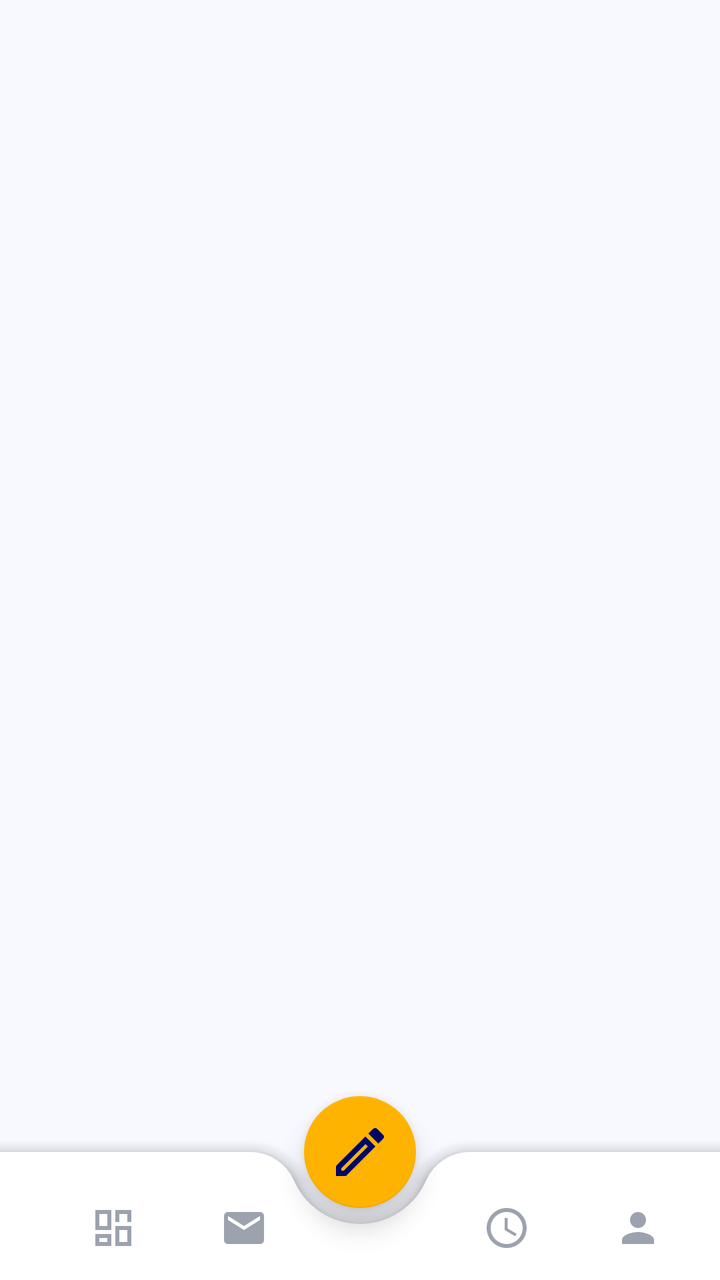
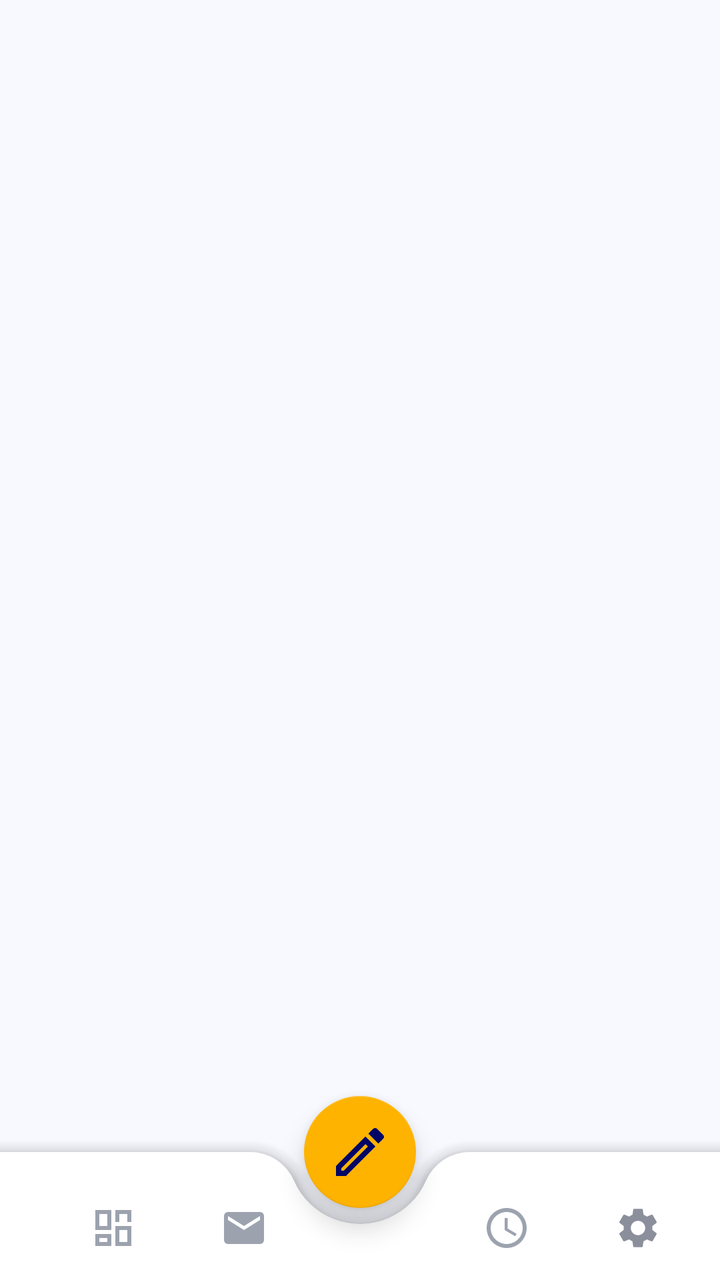

The first picture is an Android layout as it rendered before a commit; the second is the same layout after the commit. The layout source and the unified diff follow.
<!-- AndroidManifest.xml: application theme Theme.JavaTraining -->
<!-- res/layout/activity_main.xml -->
<?xml version="1.0" encoding="utf-8"?>
<androidx.coordinatorlayout.widget.CoordinatorLayout xmlns:android="http://schemas.android.com/apk/res/android"
    xmlns:app="http://schemas.android.com/apk/res-auto"
    android:layout_width="match_parent"
    android:layout_height="match_parent"
    android:clipChildren="false"
    android:clipToPadding="false"
    android:background="@color/ent_background">

    <FrameLayout
        android:id="@+id/fragment_container"
        android:layout_width="match_parent"
        android:layout_height="match_parent" />

    <com.google.android.material.bottomappbar.BottomAppBar
        android:id="@+id/bottomAppBar"
        android:layout_width="match_parent"
        android:layout_height="64dp"
        android:layout_gravity="bottom"
        app:backgroundTint="@color/ent_surface"
        app:fabCradleMargin="8dp"
        app:fabCradleRoundedCornerRadius="24dp"
        app:fabCradleVerticalOffset="0dp"
        app:elevation="12dp">

        <LinearLayout
            android:layout_width="match_parent"
            android:layout_height="match_parent"
            android:orientation="horizontal"
            android:paddingHorizontal="8dp"
            android:paddingTop="12dp"
            android:gravity="center_vertical">

            
            <RelativeLayout
                android:id="@+id/navDashboard"
                android:layout_width="0dp"
                android:layout_height="match_parent"
                android:layout_weight="1"
                android:clickable="true"
                android:focusable="true"
                android:background="?attr/selectableItemBackgroundBorderless">
                <ImageView
                    android:id="@+id/iconDashboard"
                    android:layout_width="24dp"
                    android:layout_height="24dp"
                    android:layout_centerInParent="true"
                    android:src="@drawable/ic_nav_dashboard" />
                <View
                    android:id="@+id/dotDashboard"
                    android:layout_width="4dp"
                    android:layout_height="4dp"
                    android:layout_below="@id/iconDashboard"
                    android:layout_centerHorizontal="true"
                    android:layout_marginTop="4dp"
                    android:background="@drawable/bg_nav_dot"
                    android:visibility="invisible" />
            </RelativeLayout>

            
            <RelativeLayout
                android:id="@+id/navQuickIzin"
                android:layout_width="0dp"
                android:layout_height="match_parent"
                android:layout_weight="1"
                android:clickable="true"
                android:focusable="true"
                android:background="?attr/selectableItemBackgroundBorderless">
                <ImageView
                    android:id="@+id/iconQuickIzin"
                    android:layout_width="24dp"
                    android:layout_height="24dp"
                    android:layout_centerInParent="true"
                    android:src="@drawable/ic_email_outline" />
                <View
                    android:id="@+id/dotQuickIzin"
                    android:layout_width="4dp"
                    android:layout_height="4dp"
                    android:layout_below="@id/iconQuickIzin"
                    android:layout_centerHorizontal="true"
                    android:layout_marginTop="4dp"
                    android:background="@drawable/bg_nav_dot"
                    android:visibility="invisible" />
            </RelativeLayout>

            
            <View
                android:layout_width="0dp"
                android:layout_height="0dp"
                android:layout_weight="1" />

            
            <RelativeLayout
                android:id="@+id/navHistory"
                android:layout_width="0dp"
                android:layout_height="match_parent"
                android:layout_weight="1"
                android:clickable="true"
                android:focusable="true"
                android:background="?attr/selectableItemBackgroundBorderless">
                <ImageView
                    android:id="@+id/iconHistory"
                    android:layout_width="24dp"
                    android:layout_height="24dp"
                    android:layout_centerInParent="true"
                    android:src="@drawable/ic_nav_history" />
                <View
                    android:id="@+id/dotHistory"
                    android:layout_width="4dp"
                    android:layout_height="4dp"
                    android:layout_below="@id/iconHistory"
                    android:layout_centerHorizontal="true"
                    android:layout_marginTop="4dp"
                    android:background="@drawable/bg_nav_dot"
                    android:visibility="invisible" />
            </RelativeLayout>

            
            <RelativeLayout
                android:id="@+id/navProfile"
                android:layout_width="0dp"
                android:layout_height="match_parent"
                android:layout_weight="1"
                android:clickable="true"
                android:focusable="true"
                android:background="?attr/selectableItemBackgroundBorderless">
                <ImageView
                    android:id="@+id/iconProfile"
                    android:layout_width="24dp"
                    android:layout_height="24dp"
                    android:layout_centerInParent="true"
                    android:src="@drawable/ic_nav_profile" />
                <View
                    android:id="@+id/dotProfile"
                    android:layout_width="4dp"
                    android:layout_height="4dp"
                    android:layout_below="@id/iconProfile"
                    android:layout_centerHorizontal="true"
                    android:layout_marginTop="4dp"
                    android:background="@drawable/bg_nav_dot"
                    android:visibility="invisible" />
            </RelativeLayout>

        </LinearLayout>
    </com.google.android.material.bottomappbar.BottomAppBar>

    <com.google.android.material.floatingactionbutton.FloatingActionButton
        android:id="@+id/fabManual"
        android:layout_width="wrap_content"
        android:layout_height="wrap_content"
        android:src="@drawable/ic_nav_manual"
        app:backgroundTint="@color/ent_secondary"
        app:tint="@color/ent_primary"
        app:layout_anchor="@id/bottomAppBar"
        app:fabCustomSize="56dp"
        app:maxImageSize="32dp"
        app:elevation="8dp" />

</androidx.coordinatorlayout.widget.CoordinatorLayout>
<!-- resources referenced by this layout -->
<resources>
  <color name="ent_background">#F8F9FF</color>
  <color name="ent_primary">#000666</color>
  <color name="ent_secondary">#FEB300</color>
  <color name="ent_surface">#FFFFFF</color>
  <!-- drawable bg_nav_dot (drawable) -->
  <?xml version="1.0" encoding="utf-8"?>
  <shape xmlns:android="http://schemas.android.com/apk/res/android" android:shape="oval">
      <solid android:color="@color/dash_accent_orange" />
      <size android:width="4dp" android:height="4dp" />
  </shape>
  <!-- drawable ic_email_outline (drawable) -->
  <vector xmlns:android="http://schemas.android.com/apk/res/android"
      android:width="24dp"
      android:height="24dp"
      android:viewportWidth="24"
      android:viewportHeight="24"
      android:tint="#9CA3AF">
    <path android:fillColor="@android:color/white" android:pathData="M20,4H4c-1.1,0 -1.99,0.9 -1.99,2L2,18c0,1.1 0.9,2 2,2h16c1.1,0 2,-0.9 2,-2V6c0,-1.1 -0.9,-2 -2,-2zm0,4l-8,5 -8,-5V6l8,5 8,-5v2z"/>
  </vector>
  <!-- drawable ic_nav_dashboard (drawable) -->
  <vector xmlns:android="http://schemas.android.com/apk/res/android"
      android:width="24dp"
      android:height="24dp"
      android:viewportWidth="24"
      android:viewportHeight="24">
    <path
        android:pathData="M3,13h8V3H3v10zM3,21h8v-6H3v6zM13,21h8V11h-8v10zM13,3v6h8V3h-8zM5,5h4v6H5V5zM15,13h4v6h-4v-6zM5,17h4v2H5v-2zM15,5h4v4h-4V5z"
        android:fillColor="@color/nav_inactive_gray"/>
  </vector>
  <!-- drawable ic_nav_manual (drawable) -->
  <vector xmlns:android="http://schemas.android.com/apk/res/android"
      android:width="24dp"
      android:height="24dp"
      android:viewportWidth="24"
      android:viewportHeight="24">
    <path
        android:pathData="M14.06,9.02l0.92,0.92L5.92,19H5v-0.92l9.06,-9.06M17.66,3c-0.25,0 -0.51,0.1 -0.7,0.29l-1.83,1.83 3.75,3.75 1.83,-1.83c0.39,-0.39 0.39,-1.02 0,-1.41l-2.34,-2.34c-0.2,-0.2 -0.45,-0.29 -0.71,-0.29zm-3.6,3.19L3,17.25V21h3.75L17.81,9.94l-3.75,-3.75z"
        android:fillColor="@color/nav_inactive_gray"/>
  </vector>
  <!-- drawable ic_nav_profile (drawable) -->
  <vector xmlns:android="http://schemas.android.com/apk/res/android"
      android:width="24dp"
      android:height="24dp"
      android:viewportWidth="24"
      android:viewportHeight="24">
    <path
        android:pathData="M12,12c2.21,0 4,-1.79 4,-4s-1.79,-4 -4,-4 -4,1.79 -4,4 1.79,4 4,4zm0,2c-2.67,0 -8,1.34 -8,4v2h16v-2c0,-2.66 -5.33,-4 -8,-4z"
        android:fillColor="@color/nav_inactive_gray"/>
  </vector>
  <color name="dash_accent_orange">#F4A912</color>
  <color name="nav_inactive_gray">#9CA3AF</color>
  <color name="colorPrimary">#1A2D72</color>
  <color name="colorPrimaryDark">#141A4C</color>
  <color name="textWhite">#FFFFFF</color>
  <color name="colorAccent">#F4A912</color>
  <color name="backgroundLight">#1A2D72</color>
  <color name="cardBackground">#283C90</color>
  <color name="textPrimary">#FFFFFF</color>
  <!-- unchanged entries left out for length: 2 -->
</resources>

<!-- the commit's change to res/layout/activity_main.xml (unified diff, before → after) -->
@@ -129,7 +129,7 @@
                     android:layout_width="24dp"
                     android:layout_height="24dp"
                     android:layout_centerInParent="true"
-                    android:src="@drawable/ic_nav_profile" />
+                    android:src="@drawable/ic_settings" />
                 <View
                     android:id="@+id/dotProfile"
                     android:layout_width="4dp"
<!-- resource entries referenced after the edit -->
@@ -39,15 +39,15 @@
         android:pathData="M14.06,9.02l0.92,0.92L5.92,19H5v-0.92l9.06,-9.06M17.66,3c-0.25,0 -0.51,0.1 -0.7,0.29l-1.83,1.83 3.75,3.75 1.83,-1.83c0.39,-0.39 0.39,-1.02 0,-1.41l-2.34,-2.34c-0.2,-0.2 -0.45,-0.29 -0.71,-0.29zm-3.6,3.19L3,17.25V21h3.75L17.81,9.94l-3.75,-3.75z"
         android:fillColor="@color/nav_inactive_gray"/>
   </vector>
-  <!-- drawable ic_nav_profile (drawable) -->
+  <!-- drawable ic_settings (drawable) -->
   <vector xmlns:android="http://schemas.android.com/apk/res/android"
       android:width="24dp"
       android:height="24dp"
       android:viewportWidth="24"
       android:viewportHeight="24">
     <path
-        android:pathData="M12,12c2.21,0 4,-1.79 4,-4s-1.79,-4 -4,-4 -4,1.79 -4,4 1.79,4 4,4zm0,2c-2.67,0 -8,1.34 -8,4v2h16v-2c0,-2.66 -5.33,-4 -8,-4z"
-        android:fillColor="@color/nav_inactive_gray"/>
+        android:fillColor="#8B8F9C"
+        android:pathData="M19.14,12.94c0.04,-0.3 0.06,-0.61 0.06,-0.94c0,-0.32 -0.02,-0.64 -0.06,-0.94l2.03,-1.58c0.18,-0.14 0.23,-0.41 0.12,-0.61l-1.92,-3.32c-0.12,-0.22 -0.37,-0.29 -0.59,-0.22l-2.39,0.96c-0.5,-0.38 -1.03,-0.7 -1.62,-0.94L14.4,2.81c-0.04,-0.24 -0.24,-0.41 -0.48,-0.41h-3.84c-0.24,0 -0.43,0.17 -0.47,0.41L9.25,5.35C8.66,5.59 8.12,5.92 7.63,6.29L5.24,5.33c-0.22,-0.08 -0.47,0 -0.59,0.22L2.73,8.87C2.62,9.08 2.66,9.34 2.86,9.48l2.03,1.58C4.84,11.36 4.8,11.69 4.8,12s0.02,0.64 0.06,0.94l-2.03,1.58c-0.18,0.14 -0.23,0.41 -0.12,0.61l1.92,3.32c0.12,0.22 0.37,0.29 0.59,0.22l2.39,-0.96c0.5,0.38 1.03,0.7 1.62,0.94l0.36,2.54c0.05,0.24 0.24,0.41 0.48,0.41h3.84c0.24,0 0.43,-0.17 0.47,-0.41l0.36,-2.54c0.59,-0.24 1.13,-0.56 1.62,-0.94l2.39,0.96c0.22,0.08 0.47,0 0.59,-0.22l1.92,-3.32c0.12,-0.22 0.07,-0.49 -0.12,-0.61L19.14,12.94zM12,15.6c-1.98,0 -3.6,-1.62 -3.6,-3.6s1.62,-3.6 3.6,-3.6s3.6,1.62 3.6,3.6S13.98,15.6 12,15.6z"/>
   </vector>
   <color name="dash_accent_orange">#F4A912</color>
   <color name="nav_inactive_gray">#9CA3AF</color>
